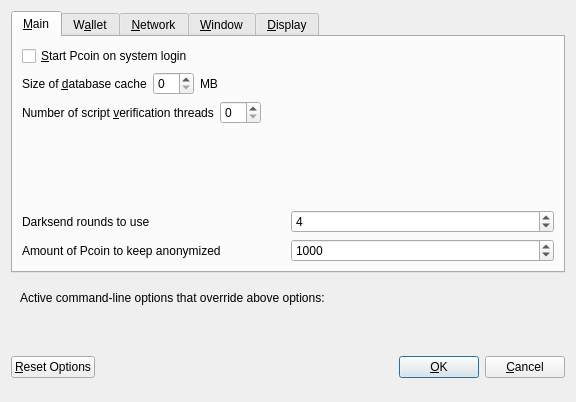
Above: src/qt/forms/optionsdialog.ui from CoinExample/ANG before the change. Below: the same form after it.
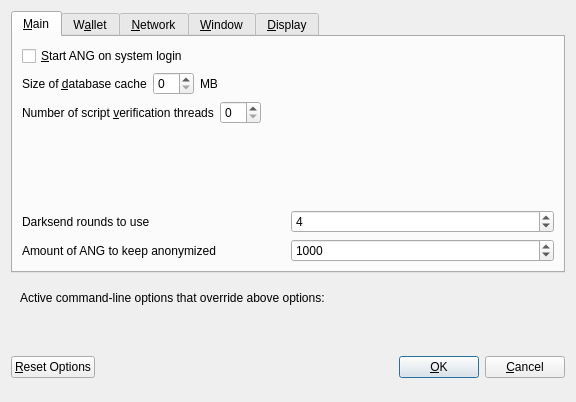
That is the form after the change. Custom widgets are drawn as their Qt base class.

The edit to the form file:
```diff
--- a/src/qt/forms/optionsdialog.ui
+++ b/src/qt/forms/optionsdialog.ui
@@ -33,7 +33,7 @@
           <string>Automatically start Pcoin after logging in to the system.</string>
          </property>
          <property name="text">
-          <string>&amp;Start Pcoin on system login</string>
+          <string>&amp;Start ANG on system login</string>
          </property>
         </widget>
        </item>
@@ -177,7 +177,7 @@
             <string notr="true"/>
            </property>
            <property name="text">
-            <string>Amount of Pcoin to keep anonymized</string>
+            <string>Amount of ANG to keep anonymized</string>
            </property>
           </widget>
          </item>
```
Left out of the diff: 10 changed lines with no effect on the pictures.
